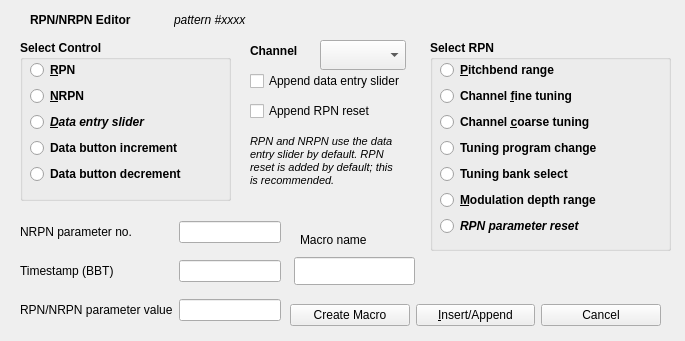
First picture: the form in seq_qt5/src/gui/qrpnframe.ui, repository ahlstromcj/seq66, before the edit.
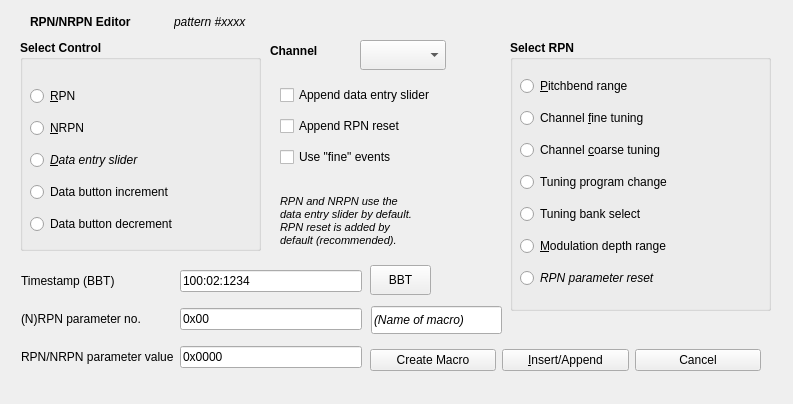
Second picture: the form after the edit.

Commit message: Interim check-in of macros, path shortening, calculations, and documentation.

The edit to the form file:
```diff
--- a/seq_qt5/src/gui/qrpnframe.ui
+++ b/seq_qt5/src/gui/qrpnframe.ui
@@ -6,8 +6,8 @@
    <rect>
     <x>0</x>
     <y>0</y>
-    <width>685</width>
-    <height>341</height>
+    <width>793</width>
+    <height>404</height>
    </rect>
   </property>
   <property name="windowTitle">
@@ -18,8 +18,8 @@
     <rect>
      <x>20</x>
      <y>40</y>
-     <width>211</width>
-     <height>161</height>
+     <width>241</width>
+     <height>211</height>
     </rect>
    </property>
    <property name="font">
@@ -30,18 +30,23 @@
    <property name="title">
     <string>Select Control</string>
    </property>
-   <widget class="QWidget" name="layoutWidget">
+   <widget class="QWidget" name="layoutWidgetSelectControl">
     <property name="geometry">
      <rect>
       <x>10</x>
-      <y>20</y>
-      <width>191</width>
-      <height>124</height>
+      <y>40</y>
+      <width>221</width>
+      <height>161</height>
      </rect>
     </property>
     <layout class="QVBoxLayout" name="verticalLayout_2">
      <item>
       <widget class="QRadioButton" name="radio_button_rpn">
+       <property name="font">
+        <font>
+         <bold>false</bold>
+        </font>
+       </property>
        <property name="text">
         <string>&amp;RPN</string>
        </property>
@@ -49,6 +54,11 @@
      </item>
      <item>
       <widget class="QRadioButton" name="radio_button_nrpn">
+       <property name="font">
+        <font>
+         <bold>false</bold>
+        </font>
+       </property>
        <property name="text">
         <string>&amp;NRPN</string>
        </property>
@@ -59,6 +69,7 @@
        <property name="font">
         <font>
          <italic>true</italic>
+         <bold>false</bold>
         </font>
        </property>
        <property name="text">
@@ -68,6 +79,11 @@
      </item>
      <item>
       <widget class="QRadioButton" name="radio_button_rpn_data_incr">
+       <property name="font">
+        <font>
+         <bold>false</bold>
+        </font>
+       </property>
        <property name="text">
         <string>Data button increment</string>
        </property>
@@ -75,6 +91,11 @@
      </item>
      <item>
       <widget class="QRadioButton" name="radio_button_rpn_data_decr">
+       <property name="font">
+        <font>
+         <bold>false</bold>
+        </font>
+       </property>
        <property name="text">
         <string>Data button decrement</string>
        </property>
@@ -86,10 +107,10 @@
   <widget class="QGroupBox" name="group_box_rpn_value">
    <property name="geometry">
     <rect>
-     <x>430</x>
+     <x>510</x>
      <y>40</y>
-     <width>241</width>
-     <height>211</height>
+     <width>261</width>
+     <height>271</height>
     </rect>
    </property>
    <property name="font">
@@ -100,18 +121,23 @@
    <property name="title">
     <string>Select RPN</string>
    </property>
-   <widget class="QWidget" name="layoutWidget">
+   <widget class="QWidget" name="layoutWidgetSelectRPN">
     <property name="geometry">
      <rect>
       <x>10</x>
-      <y>20</y>
-      <width>216</width>
-      <height>181</height>
+      <y>30</y>
+      <width>241</width>
+      <height>227</height>
      </rect>
     </property>
     <layout class="QVBoxLayout" name="verticalLayout">
      <item>
       <widget class="QRadioButton" name="radio_rpn_pitch_range">
+       <property name="font">
+        <font>
+         <bold>false</bold>
+        </font>
+       </property>
        <property name="text">
         <string>&amp;Pitchbend range</string>
        </property>
@@ -119,6 +145,11 @@
      </item>
      <item>
       <widget class="QRadioButton" name="radio_rpn_chan_fine_tuning">
+       <property name="font">
+        <font>
+         <bold>false</bold>
+        </font>
+       </property>
        <property name="text">
         <string>Channel &amp;fine tuning</string>
        </property>
@@ -126,6 +157,11 @@
      </item>
      <item>
       <widget class="QRadioButton" name="radio_rpn_chan_coarse_tuning">
+       <property name="font">
+        <font>
+         <bold>false</bold>
+        </font>
+       </property>
        <property name="text">
         <string>Channel &amp;coarse tuning</string>
        </property>
@@ -133,6 +169,11 @@
      </item>
      <item>
       <widget class="QRadioButton" name="radio_rpn_tune_program_change">
+       <property name="font">
+        <font>
+         <bold>false</bold>
+        </font>
+       </property>
        <property name="text">
         <string>Tuning program change</string>
        </property>
@@ -140,6 +181,11 @@
      </item>
      <item>
       <widget class="QRadioButton" name="radio_rpn_tune_bank_select">
+       <property name="font">
+        <font>
+         <bold>false</bold>
+        </font>
+       </property>
        <property name="text">
         <string>Tuning bank select</string>
        </property>
@@ -147,6 +193,11 @@
      </item>
      <item>
       <widget class="QRadioButton" name="radio_rpn_mod_depth_range">
+       <property name="font">
+        <font>
+         <bold>false</bold>
+        </font>
+       </property>
        <property name="text">
         <string>&amp;Modulation depth range</string>
        </property>
@@ -157,6 +208,7 @@
        <property name="font">
         <font>
          <italic>true</italic>
+         <bold>false</bold>
         </font>
        </property>
        <property name="text">
@@ -170,7 +222,7 @@
   <widget class="QComboBox" name="combo_box_channel">
    <property name="geometry">
     <rect>
-     <x>320</x>
+     <x>360</x>
      <y>40</y>
      <width>86</width>
      <height>30</height>
@@ -180,7 +232,7 @@
   <widget class="QLabel" name="label">
    <property name="geometry">
     <rect>
-     <x>250</x>
+     <x>270</x>
      <y>40</y>
      <width>71</width>
      <height>22</height>
@@ -198,46 +250,35 @@
   <widget class="QLineEdit" name="line_edit_rpn_macro_name">
    <property name="geometry">
     <rect>
-     <x>294</x>
-     <y>257</y>
-     <width>121</width>
+     <x>371</x>
+     <y>306</y>
+     <width>131</width>
      <height>28</height>
     </rect>
    </property>
-  </widget>
-  <widget class="QLabel" name="label_4">
-   <property name="geometry">
-    <rect>
-     <x>300</x>
-     <y>226</y>
-     <width>111</width>
-     <height>28</height>
-    </rect>
+   <property name="font">
+    <font>
+     <italic>true</italic>
+    </font>
    </property>
-   <property name="text">
-    <string>Macro name</string>
+   <property name="toolTip">
+    <string>The name of the macro to add
+to the 'ctrl' file.</string>
    </property>
-  </widget>
-  <widget class="QCheckBox" name="check_box_rpn_append_reset">
-   <property name="geometry">
-    <rect>
-     <x>250</x>
-     <y>100</y>
-     <width>151</width>
-     <height>22</height>
-    </rect>
-   </property>
    <property name="text">
-    <string>Append RPN reset</string>
+    <string>(Name of macro)</string>
    </property>
+   <property name="frame">
+    <bool>true</bool>
+   </property>
   </widget>
-  <widget class="QWidget" name="layoutWidget">
+  <widget class="QWidget" name="layoutWidgetAppendRPNrest">
    <property name="geometry">
     <rect>
      <x>30</x>
      <y>10</y>
      <width>281</width>
-     <height>20</height>
+     <height>24</height>
     </rect>
    </property>
    <layout class="QHBoxLayout" name="horizontalLayout">
@@ -270,9 +311,9 @@
   <widget class="QLabel" name="label_7">
    <property name="geometry">
     <rect>
-     <x>250</x>
-     <y>130</y>
-     <width>171</width>
+     <x>280</x>
+     <y>190</y>
+     <width>161</width>
      <height>61</height>
     </rect>
    </property>
@@ -283,45 +324,63 @@
     </font>
    </property>
    <property name="text">
-    <string>RPN and NRPN use the data
-entry slider by default. RPN
-reset is added by default; this
-is recommended.</string>
+    <string>RPN and NRPN use the 
+data entry slider by default.
+RPN reset is added by 
+default (recommended).</string>
    </property>
   </widget>
-  <widget class="QCheckBox" name="check_box_rpn_append_data">
+  <widget class="QPushButton" name="button_bbt">
    <property name="geometry">
     <rect>
-     <x>250</x>
-     <y>70</y>
-     <width>171</width>
-     <height>22</height>
+     <x>370</x>
+     <y>265</y>
+     <width>61</width>
+     <height>30</height>
     </rect>
    </property>
    <property name="text">
-    <string>Append data entry slider</string>
+    <string>BBT</string>
    </property>
   </widget>
-  <widget class="QWidget" name="">
+  <widget class="QWidget" name="lineEditLayoutWidget">
    <property name="geometry">
     <rect>
-     <x>20</x>
-     <y>210</y>
-     <width>261</width>
-     <height>123</height>
+     <x>21</x>
+     <y>260</y>
+     <width>341</width>
+     <height>121</height>
     </rect>
    </property>
    <layout class="QGridLayout" name="gridLayout">
-    <item row="0" column="1">
-     <widget class="QLineEdit" name="line_edit_nrpn_param_number"/>
-    </item>
-    <item row="1" column="0">
+    <item row="0" column="0">
      <widget class="QLabel" name="label_2">
       <property name="text">
        <string>Timestamp (BBT)</string>
       </property>
      </widget>
     </item>
+    <item row="0" column="1">
+     <widget class="QLineEdit" name="line_edit_rpn_timestamp">
+      <property name="text">
+       <string>100:02:1234</string>
+      </property>
+     </widget>
+    </item>
+    <item row="1" column="0">
+     <widget class="QLabel" name="label_nrpn_param_number">
+      <property name="text">
+       <string>(N)RPN parameter no.</string>
+      </property>
+     </widget>
+    </item>
+    <item row="1" column="1">
+     <widget class="QLineEdit" name="line_edit_nrpn_param_number">
+      <property name="text">
+       <string>0x00</string>
+      </property>
+     </widget>
+    </item>
     <item row="2" column="0">
      <widget class="QLabel" name="label_3">
       <property name="text">
@@ -330,27 +389,21 @@
      </widget>
     </item>
     <item row="2" column="1">
-     <widget class="QLineEdit" name="line_edit_rpn_param_value"/>
-    </item>
-    <item row="1" column="1">
-     <widget class="QLineEdit" name="line_edit_rpn_timestamp"/>
-    </item>
-    <item row="0" column="0">
-     <widget class="QLabel" name="label_nrpn_param_number">
+     <widget class="QLineEdit" name="line_edit_rpn_param_value">
       <property name="text">
-       <string>NRPN parameter no.</string>
+       <string>0x0000</string>
       </property>
      </widget>
     </item>
    </layout>
   </widget>
-  <widget class="QWidget" name="">
+  <widget class="QWidget" name="layoutWidget">
    <property name="geometry">
     <rect>
-     <x>290</x>
-     <y>300</y>
-     <width>371</width>
-     <height>30</height>
+     <x>370</x>
+     <y>342</y>
+     <width>391</width>
+     <height>36</height>
     </rect>
    </property>
    <layout class="QHBoxLayout" name="horizontalLayout_2">
@@ -377,6 +430,49 @@
     </item>
    </layout>
   </widget>
+  <widget class="QWidget" name="layoutWidget">
+   <property name="geometry">
+    <rect>
+     <x>280</x>
+     <y>80</y>
+     <width>212</width>
+     <height>95</height>
+    </rect>
+   </property>
+   <layout class="QVBoxLayout" name="verticalLayout_3">
+    <item>
+     <widget class="QCheckBox" name="check_box_rpn_append_data">
+      <property name="toolTip">
+       <string>Recommended</string>
+      </property>
+      <property name="text">
+       <string>Append data entry slider</string>
+      </property>
+     </widget>
+    </item>
+    <item>
+     <widget class="QCheckBox" name="check_box_rpn_append_reset">
+      <property name="toolTip">
+       <string>Recommended</string>
+      </property>
+      <property name="text">
+       <string>Append RPN reset</string>
+      </property>
+     </widget>
+    </item>
+    <item>
+     <widget class="QCheckBox" name="check_box_rpn_use_fine">
+      <property name="toolTip">
+       <string>Apply the &quot;fine&quot; version of each control
+as well as the &quot;coarse&quot; version.</string>
+      </property>
+      <property name="text">
+       <string>Use &quot;fine&quot; events</string>
+      </property>
+     </widget>
+    </item>
+   </layout>
+  </widget>
  </widget>
  <resources/>
  <connections/>
```
The commit also changes 31 other files.
